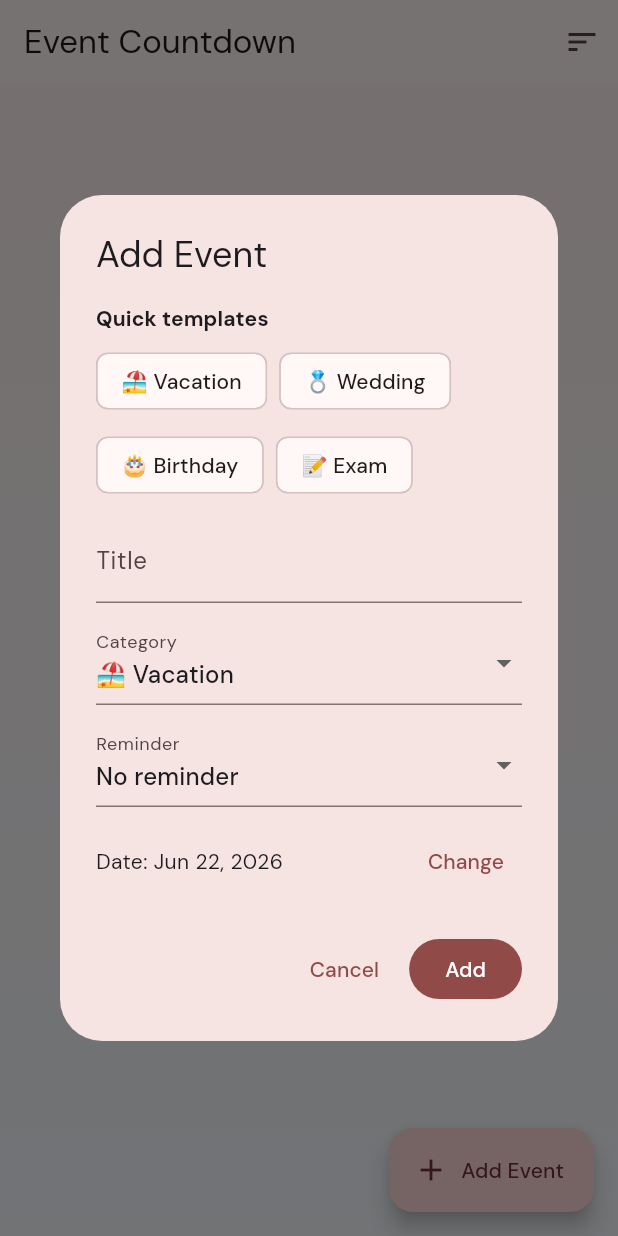
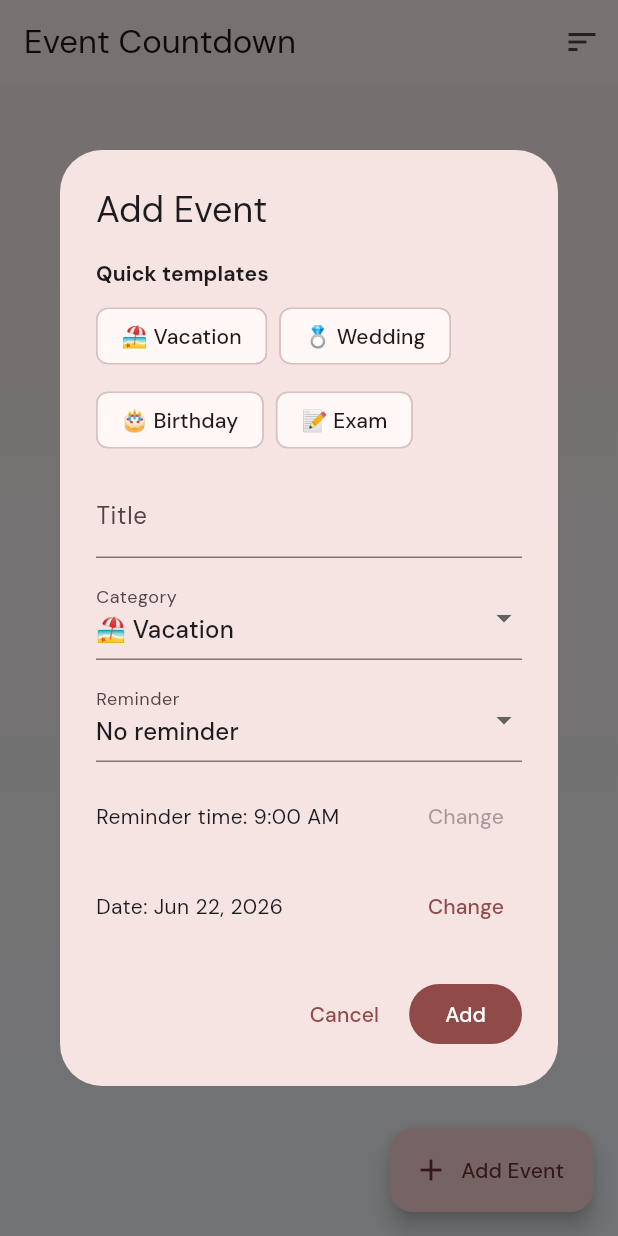
Before and after one commit to Gamellan/EventCountdown, a Flutter app: the screen it shows after launch, after a tap on "Add Event", on a phone screen of 412 x 824 dp. Run offline on Flutter 3.47's test engine with Material 3 defaults, Android fonts, the light colour scheme and no system bars; our stand-ins replace flutter_local_notifications, google_fonts, shared_preferences, timezone; missing offline and left inert: home_widget.

Commit message:
feat: add reminder time picker and reminder badges

```diff
--- a/lib/main.dart
+++ b/lib/main.dart
@@ -38,6 +38,8 @@ class CountdownEvent {
     required this.targetDate,
     required this.category,
     required this.reminder,
+    required this.reminderHour,
+    required this.reminderMinute,
   });
 
   final String id;
@@ -45,6 +47,8 @@ class CountdownEvent {
   final DateTime targetDate;
   final String category;
   final String reminder;
+  final int reminderHour;
+  final int reminderMinute;
 
   Map<String, dynamic> toMap() {
     return {
@@ -53,6 +57,8 @@ class CountdownEvent {
       'targetDate': targetDate.toIso8601String(),
       'category': category,
       'reminder': reminder,
+      'reminderHour': reminderHour,
+      'reminderMinute': reminderMinute,
     };
   }
 
@@ -63,6 +69,8 @@ class CountdownEvent {
       targetDate: DateTime.parse(map['targetDate'] as String),
       category: map['category'] as String,
       reminder: (map['reminder'] as String?) ?? 'none',
+      reminderHour: (map['reminderHour'] as int?) ?? 9,
+      reminderMinute: (map['reminderMinute'] as int?) ?? 0,
     );
   }
 }
@@ -191,7 +199,24 @@ class _EventHomePageState extends State<EventHomePage> {
   DateTime _notificationDate(CountdownEvent event, int offsetDays) {
     final date = DateTime(event.targetDate.year, event.targetDate.month, event.targetDate.day)
         .subtract(Duration(days: offsetDays));
-    return DateTime(date.year, date.month, date.day, 9);
+    return DateTime(date.year, date.month, date.day, event.reminderHour, event.reminderMinute);
+  }
+
+  String _reminderLabel(CountdownEvent event) {
+    if (event.reminder == 'none') {
+      return 'No reminder';
+    }
+    final timeLabel = _formatReminderTime(event.reminderHour, event.reminderMinute);
+    if (event.reminder == 'day_before') {
+      return '1 day before at $timeLabel';
+    }
+    return 'Same day at $timeLabel';
+  }
+
+  String _formatReminderTime(int hour, int minute) {
+    final now = DateTime.now();
+    final value = DateTime(now.year, now.month, now.day, hour, minute);
+    return DateFormat.Hm().format(value);
   }
 
   Future<void> _rescheduleNotifications() async {
@@ -282,6 +307,10 @@ class _EventHomePageState extends State<EventHomePage> {
     var selectedDate = editing?.targetDate ?? DateTime.now().add(const Duration(days: 7));
     var selectedCategory = editing?.category ?? 'Vacation';
     var selectedReminder = editing?.reminder ?? 'none';
+    var selectedReminderTime = TimeOfDay(
+      hour: editing?.reminderHour ?? 9,
+      minute: editing?.reminderMinute ?? 0,
+    );
     final formKey = GlobalKey<FormState>();
 
     await showDialog<void>(
@@ -321,6 +350,7 @@ class _EventHomePageState extends State<EventHomePage> {
                                         Duration(days: template['days'] as int),
                                       );
                                       selectedReminder = 'day_before';
+                                      selectedReminderTime = const TimeOfDay(hour: 9, minute: 0);
                                     });
                                   },
                                 ),
@@ -361,12 +391,37 @@ class _EventHomePageState extends State<EventHomePage> {
                         decoration: const InputDecoration(labelText: 'Reminder'),
                         items: const [
                           DropdownMenuItem(value: 'none', child: Text('No reminder')),
-                          DropdownMenuItem(value: 'day_before', child: Text('1 day before (9:00)')),
-                          DropdownMenuItem(value: 'same_day', child: Text('Same day (9:00)')),
+                          DropdownMenuItem(value: 'day_before', child: Text('1 day before')),
+                          DropdownMenuItem(value: 'same_day', child: Text('Same day')),
                         ],
                         onChanged: (value) {
                           setDialogState(() => selectedReminder = value ?? selectedReminder);
                         },
+                      ),
+                      const SizedBox(height: 12),
+                      Row(
+                        children: [
+                          Expanded(
+                            child: Text(
+                              'Reminder time: ${selectedReminderTime.format(context)}',
+                              style: Theme.of(context).textTheme.bodyMedium,
+                            ),
+                          ),
+                          TextButton(
+                            onPressed: selectedReminder == 'none'
+                                ? null
+                                : () async {
+                                    final picked = await showTimePicker(
+                                      context: context,
+                                      initialTime: selectedReminderTime,
+                                    );
+                                    if (picked != null) {
+                                      setDialogState(() => selectedReminderTime = picked);
+                                    }
+                                  },
+                            child: const Text('Change'),
+                          ),
+                        ],
                       ),
                       const SizedBox(height: 12),
                       Row(
@@ -412,6 +467,8 @@ class _EventHomePageState extends State<EventHomePage> {
                       targetDate: selectedDate,
                       category: selectedCategory,
                       reminder: selectedReminder,
+                      reminderHour: selectedReminderTime.hour,
+                      reminderMinute: selectedReminderTime.minute,
                     );
 
                     setState(() {
@@ -571,6 +628,33 @@ class _EventHomePageState extends State<EventHomePage> {
                                                       .bodySmall
                                                       ?.copyWith(color: Colors.black54),
                                                 ),
+                                                const SizedBox(height: 6),
+                                                Container(
+                                                  padding: const EdgeInsets.symmetric(
+                                                    horizontal: 8,
+                                                    vertical: 4,
+                                                  ),
+                                                  decoration: BoxDecoration(
+                                                    color: event.reminder == 'none'
+                                                        ? const Color(0xFFE5E7EB)
+                                                        : const Color(0xFFDBEAFE),
+                                                    borderRadius: BorderRadius.circular(999),
+                                                  ),
+                                                  child: Text(
+                                                    event.reminder == 'none'
+                                                        ? '🔕 No reminder'
+                                                        : '🔔 ${_reminderLabel(event)}',
+                                                    style: Theme.of(context)
+                                                        .textTheme
+                                                        .labelSmall
+                                                        ?.copyWith(
+                                                          color: event.reminder == 'none'
+                                                              ? const Color(0xFF374151)
+                                                              : const Color(0xFF1D4ED8),
+                                                          fontWeight: FontWeight.w700,
+                                                        ),
+                                                  ),
+                                                ),
                                                 const SizedBox(height: 4),
                                                 Text(
                                                   _daysLabel(event, now),
```
Also changed, not shown: 1 other file.
